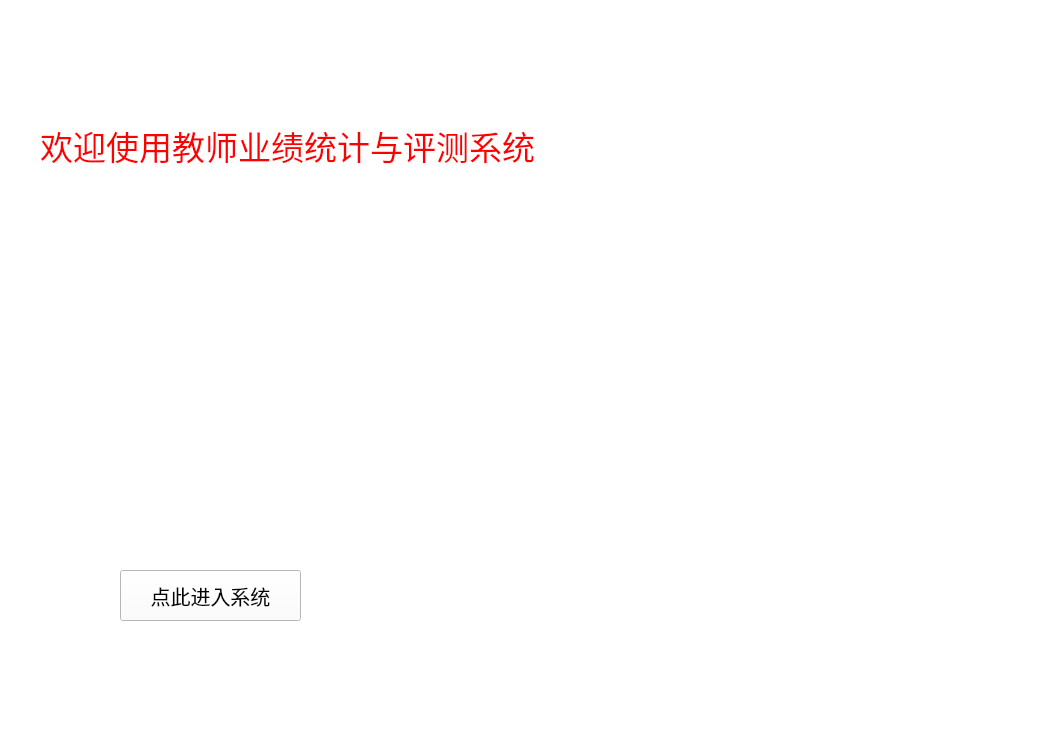
holyswordZZQ/TPSES, file resources/ui/welcome.ui: the form before one commit.
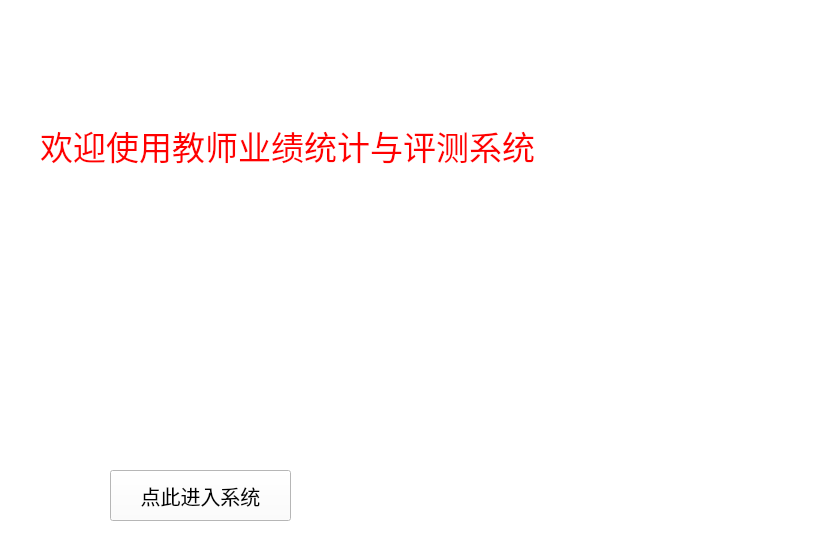
The form after the commit. Icons and pictures are not drawn.

```diff
--- a/resources/ui/welcome.ui
+++ b/resources/ui/welcome.ui
@@ -6,8 +6,8 @@
    <rect>
     <x>0</x>
     <y>0</y>
-    <width>1059</width>
-    <height>752</height>
+    <width>833</width>
+    <height>557</height>
    </rect>
   </property>
   <property name="windowTitle">
@@ -40,8 +40,8 @@
   <widget class="QPushButton" name="getintoButton">
    <property name="geometry">
     <rect>
-     <x>120</x>
-     <y>570</y>
+     <x>110</x>
+     <y>470</y>
      <width>181</width>
      <height>51</height>
     </rect>
```
